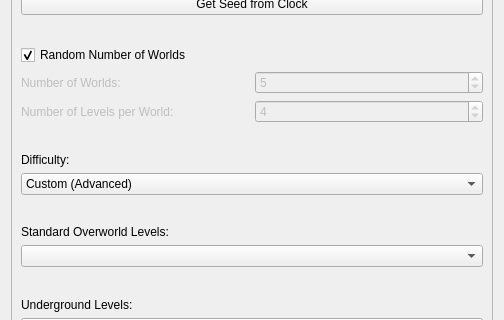
Old version of the form SMB1/SMB1_Compliance_To_SMB1/Configure_Level_Form.ui in the repository Coolcord/Level-Headed; both pictures show x 0 to 504 and y 159 to 479 of the 504 by 764 pixel window.
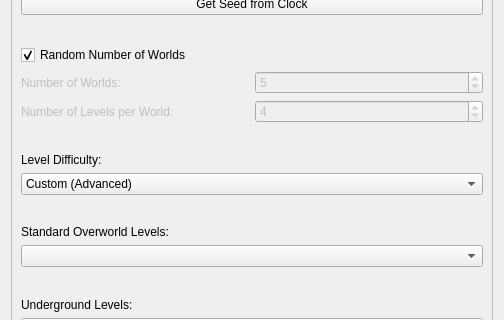
New version of the form.

Commit message: Added a new form that will be used to control base game difficulty

What changed in the file:
```diff
--- a/SMB1/SMB1_Compliance_To_SMB1/Configure_Level_Form.ui
+++ b/SMB1/SMB1_Compliance_To_SMB1/Configure_Level_Form.ui
@@ -198,7 +198,7 @@
          <item>
           <widget class="QLabel" name="lblDifficulty">
            <property name="text">
-            <string>Difficulty:</string>
+            <string>Level Difficulty:</string>
            </property>
           </widget>
          </item>
```
The commit also changes 16 other files.
